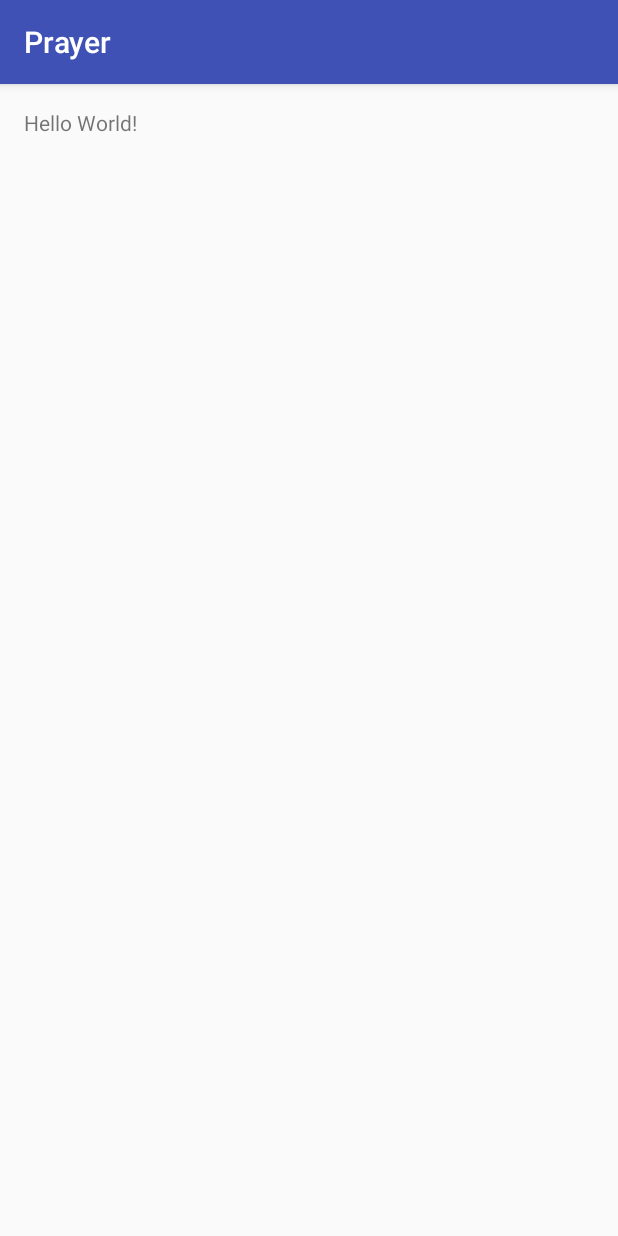
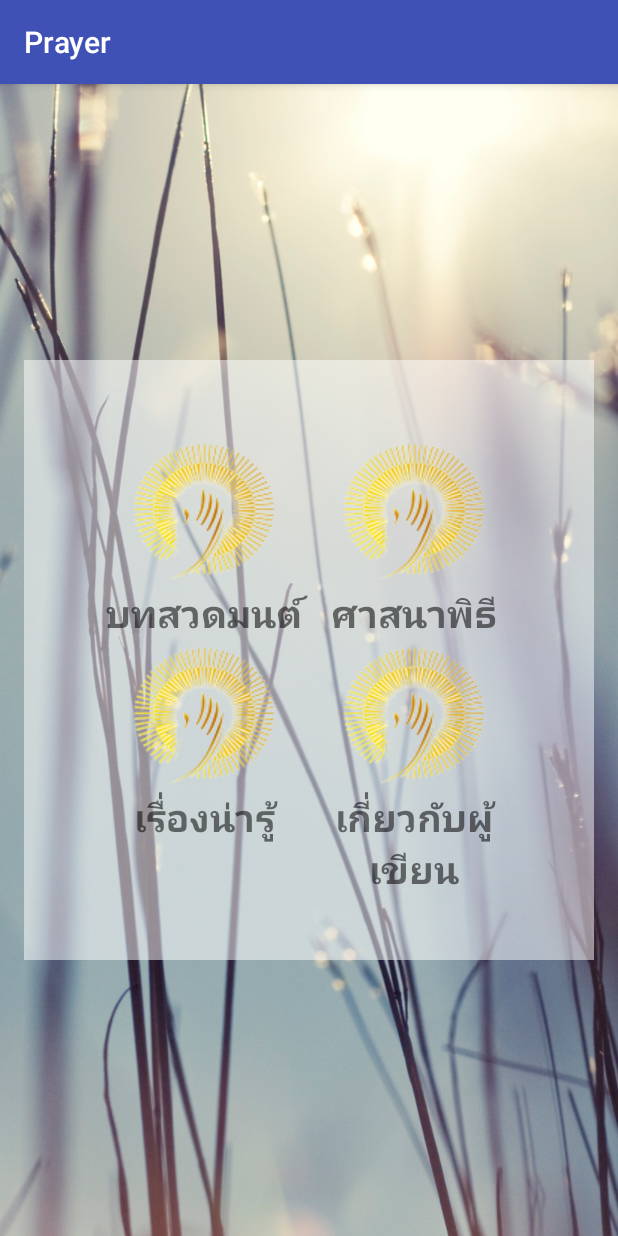
Before and after one commit to masterUNG/Paryer, an Android app: the screen it shows after launch (MainActivity), on a phone screen of 412 x 824 dp. Run offline under Robolectric (Android 15) with nearby library versions, the phone set to English and light mode, and no system bars.

Commit message:
ออกแบบ UI หน้าแรกเสร็จแล้ว

```diff
--- a/app/src/main/AndroidManifest.xml
+++ b/app/src/main/AndroidManifest.xml
@@ -4,11 +4,11 @@
 
     <application
         android:allowBackup="true"
-        android:icon="@mipmap/ic_launcher"
+        android:icon="@drawable/content1"
         android:label="@string/app_name"
         android:supportsRtl="true"
         android:theme="@style/AppTheme" >
-        <activity android:name=".MainActivity" >
+        <activity android:name=".MainActivity" android:screenOrientation="portrait">
             <intent-filter>
                 <action android:name="android.intent.action.MAIN" />
 
--- a/app/src/main/res/layout/activity_main.xml
+++ b/app/src/main/res/layout/activity_main.xml
@@ -4,8 +4,107 @@
     android:layout_height="match_parent" android:paddingLeft="@dimen/activity_horizontal_margin"
     android:paddingRight="@dimen/activity_horizontal_margin"
     android:paddingTop="@dimen/activity_vertical_margin"
-    android:paddingBottom="@dimen/activity_vertical_margin" tools:context=".MainActivity">
+    android:paddingBottom="@dimen/activity_vertical_margin" tools:context=".MainActivity"
+    android:background="@drawable/wall8">
 
-    <TextView android:text="Hello World!" android:layout_width="wrap_content"
-        android:layout_height="wrap_content" />
+    <LinearLayout
+        android:orientation="vertical"
+        android:layout_width="@dimen/linnear"
+        android:layout_height="@dimen/linnear"
+        android:background="#82ffffff"
+        android:layout_centerInParent="true"
+        android:padding="50dp">
+
+        <LinearLayout
+            android:orientation="horizontal"
+            android:layout_width="match_parent"
+            android:layout_height="wrap_content">
+
+            <ImageView
+                android:layout_width="@dimen/icon"
+                android:layout_height="@dimen/icon"
+                android:id="@+id/imageView"
+                android:src="@drawable/content1"
+                android:layout_weight="1" />
+
+            <ImageView
+                android:layout_width="@dimen/icon"
+                android:layout_height="@dimen/icon"
+                android:id="@+id/imageView2"
+                android:src="@drawable/content1"
+                android:layout_weight="1" />
+        </LinearLayout>
+
+        <LinearLayout
+            android:orientation="horizontal"
+            android:layout_width="match_parent"
+            android:layout_height="wrap_content">
+
+            <TextView
+                android:layout_width="0dp"
+                android:layout_height="wrap_content"
+                android:text="@string/content1"
+                android:id="@+id/textView"
+                android:textSize="@dimen/h1"
+                android:textStyle="bold"
+                android:layout_weight="1"
+                android:gravity="center_horizontal" />
+
+            <TextView
+                android:layout_width="0dp"
+                android:layout_height="wrap_content"
+                android:text="@string/content2"
+                android:id="@+id/textView2"
+                android:textSize="@dimen/h1"
+                android:textStyle="bold"
+                android:layout_weight="1"
+                android:gravity="center_horizontal" />
+        </LinearLayout>
+
+        <LinearLayout
+            android:orientation="horizontal"
+            android:layout_width="match_parent"
+            android:layout_height="wrap_content" >
+
+            <ImageView
+                android:layout_width="@dimen/icon"
+                android:layout_height="@dimen/icon"
+                android:id="@+id/imageView3"
+                android:src="@drawable/content1"
+                android:layout_weight="1" />
+
+            <ImageView
+                android:layout_width="@dimen/icon"
+                android:layout_height="@dimen/icon"
+                android:id="@+id/imageView4"
+                android:src="@drawable/content1"
+                android:layout_weight="1" />
+        </LinearLayout>
+
+        <LinearLayout
+            android:orientation="horizontal"
+            android:layout_width="match_parent"
+            android:layout_height="wrap_content" >
+
+            <TextView
+                android:layout_width="0dp"
+                android:layout_height="wrap_content"
+                android:text="@string/content3"
+                android:id="@+id/textView3"
+                android:textSize="@dimen/h1"
+                android:textStyle="bold"
+                android:layout_weight="1"
+                android:gravity="center_horizontal" />
+
+            <TextView
+                android:layout_width="0dp"
+                android:layout_height="wrap_content"
+                android:text="@string/content4"
+                android:id="@+id/textView4"
+                android:textSize="@dimen/h1"
+                android:textStyle="bold"
+                android:layout_weight="1"
+                android:gravity="center_horizontal" />
+        </LinearLayout>
+    </LinearLayout>
 </RelativeLayout>
--- a/app/src/main/res/values/dimens.xml
+++ b/app/src/main/res/values/dimens.xml
@@ -2,4 +2,12 @@
     <!-- Default screen margins, per the Android Design guidelines. -->
     <dimen name="activity_horizontal_margin">16dp</dimen>
     <dimen name="activity_vertical_margin">16dp</dimen>
+
+    <dimen name="icon">100dp</dimen>
+    <dimen name="h1">25sp</dimen>
+    <dimen name="h2">20sp</dimen>
+    <dimen name="linnear">400dp</dimen>
+
+
+
 </resources>
--- a/app/src/main/res/values/strings.xml
+++ b/app/src/main/res/values/strings.xml
@@ -1,3 +1,10 @@
 <resources>
     <string name="app_name">Prayer</string>
+
+    <string name="content1">บทสวดมนต์</string>
+    <string name="content2">ศาสนาพิธี</string>
+    <string name="content3">เรื่องน่ารู้</string>
+    <string name="content4">เกี่ยวกับผู้เขียน</string>
+
+
 </resources>
```
Also changed, not shown: app/src/main/res/drawable/content1.png (added), app/src/main/res/drawable/wall8.png (added).
